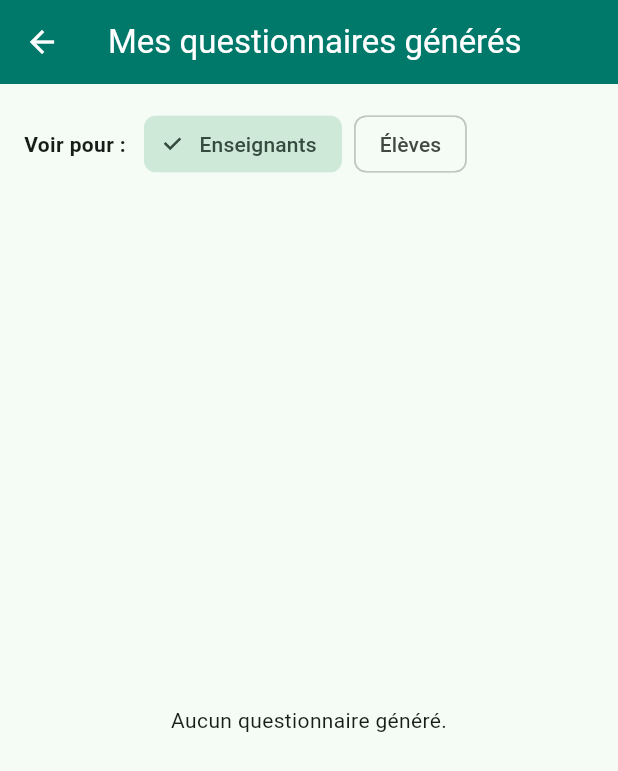
After one commit to guyleneatoo3/siad_education, a Flutter app: the InspectorQuestionnairesScreen screen opened directly, after a tap on "Enseignants", on a phone screen of 412 x 824 dp. The commit adds this screen. Shown: the top 771 px of the screen. Run offline on Flutter 3.47's test engine with Material 3 defaults, Android fonts, the phone set to English and light mode, and no system bars; our stand-ins replace file_picker, flutter_secure_storage, shared_preferences; accounts and stored records are empty; network calls fail.

Commit message:
Cinquièeme commit

```diff
--- /dev/null
+++ b/decision-aide-app/frontend/lib/screens/dashboards/inspector_questionnaires_screen.dart
@@ -0,0 +1,147 @@
+import 'package:flutter/material.dart';
+import '../../modeles/questionnaire.dart';
+import '../../services/questionnaire_service.dart';
+import '../quiz_form_screen.dart';
+
+class InspectorQuestionnairesScreen extends StatefulWidget {
+  const InspectorQuestionnairesScreen({super.key});
+
+  @override
+  State<InspectorQuestionnairesScreen> createState() =>
+      _InspectorQuestionnairesScreenState();
+}
+
+class _InspectorQuestionnairesScreenState
+    extends State<InspectorQuestionnairesScreen> {
+  final QuestionnaireService _service = QuestionnaireService();
+  String _selectedType = 'ENSEIGNANT';
+  late Future<List<QuestionnaireModele>> _future;
+
+  @override
+  void initState() {
+    super.initState();
+    _load();
+  }
+
+  void _load() {
+    setState(() {
+      _future = _service.listerParCreateurEtDestinataire(_selectedType);
+    });
+  }
+
+  @override
+  Widget build(BuildContext context) {
+    return Scaffold(
+      appBar: AppBar(
+        title: const Text('Mes questionnaires générés'),
+        backgroundColor: Colors.teal[700],
+        foregroundColor: Colors.white,
+      ),
+      body: Column(
+        children: [
+          Padding(
+            padding: const EdgeInsets.all(16),
+            child: Row(
+              children: [
+                const Text('Voir pour :',
+                    style: TextStyle(fontWeight: FontWeight.bold)),
+                const SizedBox(width: 12),
+                ChoiceChip(
+                  label: const Text('Enseignants'),
+                  selected: _selectedType == 'ENSEIGNANT',
+                  onSelected: (v) {
+                    setState(() {
+                      _selectedType = 'ENSEIGNANT';
+                      _load();
+                    });
+                  },
+                ),
+                const SizedBox(width: 8),
+                ChoiceChip(
+                  label: const Text('Élèves'),
+                  selected: _selectedType == 'ELEVE',
+                  onSelected: (v) {
+                    setState(() {
+                      _selectedType = 'ELEVE';
+                      _load();
+                    });
+                  },
+                ),
+              ],
+            ),
+          ),
+          Expanded(
+            child: FutureBuilder<List<QuestionnaireModele>>(
+              future: _future,
+              builder: (context, snap) {
+                if (snap.connectionState != ConnectionState.done) {
+                  return const Center(child: CircularProgressIndicator());
+                }
+                final items = snap.data ?? [];
+                if (items.isEmpty) {
+                  return const Center(
+                      child: Text('Aucun questionnaire généré.'));
+                }
+                return ListView.separated(
+                  itemCount: items.length,
+                  separatorBuilder: (_, __) => const Divider(height: 1),
+                  itemBuilder: (context, i) {
+                    final q = items[i];
+                    return Card(
+                      margin: const EdgeInsets.symmetric(
+                          horizontal: 16, vertical: 8),
+                      elevation: 2,
+                      child: ListTile(
+                        title: Text(q.titre,
+                            style:
+                                const TextStyle(fontWeight: FontWeight.bold)),
+                        subtitle: Column(
+                          crossAxisAlignment: CrossAxisAlignment.start,
+                          children: [
+                            Text('Destinataire : ${q.destinataire}'),
+                            if (q.dateFinPartage != null)
+                              Text('Partagé jusqu\'au : ${q.dateFinPartage}'),
+                          ],
+                        ),
+                        trailing: PopupMenuButton<String>(
+                          onSelected: (value) async {
+                            if (value == 'edit') {
+                              Navigator.push(
+                                context,
+                                MaterialPageRoute(
+                                  builder: (_) => QuizFormScreen(
+                                      questionnaire: q, isEditMode: true),
+                                ),
+                              ).then((_) => _load());
+                            } else if (value == 'update') {
+                              // TODO: implement update logic (e.g. update title, date, etc.)
+                            }
+                          },
+                          itemBuilder: (context) => [
+                            const PopupMenuItem(
+                                value: 'edit', child: Text('Modifier')),
+                            const PopupMenuItem(
+                                value: 'update', child: Text('Mettre à jour')),
+                          ],
+                        ),
+                        onTap: () {
+                          Navigator.push(
+                            context,
+                            MaterialPageRoute(
+                              builder: (_) => QuizFormScreen(
+                                  questionnaire: q, isEditMode: false),
+                            ),
+                          );
+                        },
+                      ),
+                    );
+                  },
+                );
+              },
+            ),
+          ),
+        ],
+      ),
+    );
+  }
+}
--- a/decision-aide-app/frontend/lib/services/questionnaire_service.dart
+++ b/decision-aide-app/frontend/lib/services/questionnaire_service.dart
@@ -6,7 +6,33 @@ import '../modeles/questionnaire.dart';
 import '../modeles/utilisateur.dart';
 
 class QuestionnaireService {
-  /// Retourne l'utilisateur actuellement connecté (objet UtilisateurModele)
+  /// Liste les questionnaires créés par l'utilisateur connecté (inspecteur)
+  Future<List<QuestionnaireModele>> listerParCreateur() async {
+    final http.Response res =
+        await _api.get('/api/inspection/mes-questionnaires');
+    if (res.statusCode == 200) {
+      final List<dynamic> data = jsonDecode(res.body) as List<dynamic>;
+      return data
+          .map((e) => QuestionnaireModele.fromJson(e as Map<String, dynamic>))
+          .toList();
+    }
+    return [];
+  }
+
+  /// Liste les questionnaires créés par l'utilisateur connecté filtrés par destinataire ("ELEVE" ou "ENSEIGNANT")
+  Future<List<QuestionnaireModele>> listerParCreateurEtDestinataire(
+      String destinataire) async {
+    final http.Response res =
+        await _api.get('/api/inspection/mes-questionnaires/$destinataire');
+    if (res.statusCode == 200) {
+      final List<dynamic> data = jsonDecode(res.body) as List<dynamic>;
+      return data
+          .map((e) => QuestionnaireModele.fromJson(e as Map<String, dynamic>))
+          .toList();
+    }
+    return [];
+  }
+
   Future<UtilisateurModele?> profilActuel() async {
     final utilisateurMap = await _api.profilActuel();
     if (utilisateurMap != null) {
@@ -74,13 +100,14 @@ class QuestionnaireService {
       final List<dynamic> data = jsonDecode(res.body) as List<dynamic>;
       final utilisateur = await profilActuel();
       String role = '';
-      if (utilisateur != null && utilisateur.role != null) {
+      if (utilisateur != null) {
         role = utilisateur.role.toString().toUpperCase();
       }
       // On filtre selon le rôle : si ENSEIGNANT, on ne voit que les questionnaires destinés aux enseignants, etc.
       return data
           .map((e) => QuestionnaireModele.fromJson(e as Map<String, dynamic>))
-          .where((q) => q.destinataire.toUpperCase() == role)
+          .where(
+              (q) => q.destinataire.toUpperCase() == role && q.partage == true)
           .toList();
     }
     return [];
```
Also changed, not shown: decision-aide-app/frontend/lib/modeles/reponse.dart (+22 -9 lines), decision-aide-app/frontend/lib/screens/dashboards/dashboard_eleve.dart (+37 -0 lines), decision-aide-app/frontend/lib/screens/dashboards/dashboard_enseignant.dart (+45 -1 lines), decision-aide-app/frontend/lib/screens/dashboards/dashboard_inspection.dart (+7 -2 lines), decision-aide-app/frontend/lib/screens/questionnaires_screen.dart (+11 -2 lines), decision-aide-app/frontend/lib/screens/quiz_form_screen.dart (added, +130 -0 lines), decision-aide-app/frontend/lib/screens/reponses_screen.dart (+66 -47 lines), decision-aide-app/frontend/lib/services/reponse_service.dart (+9 -1 lines), 8 other files.
